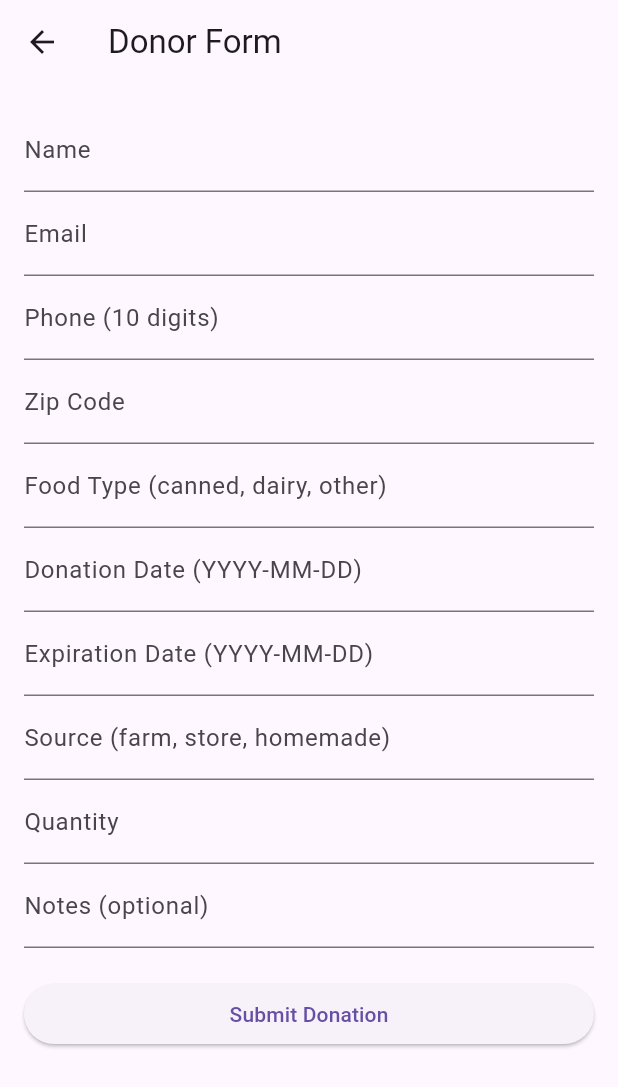
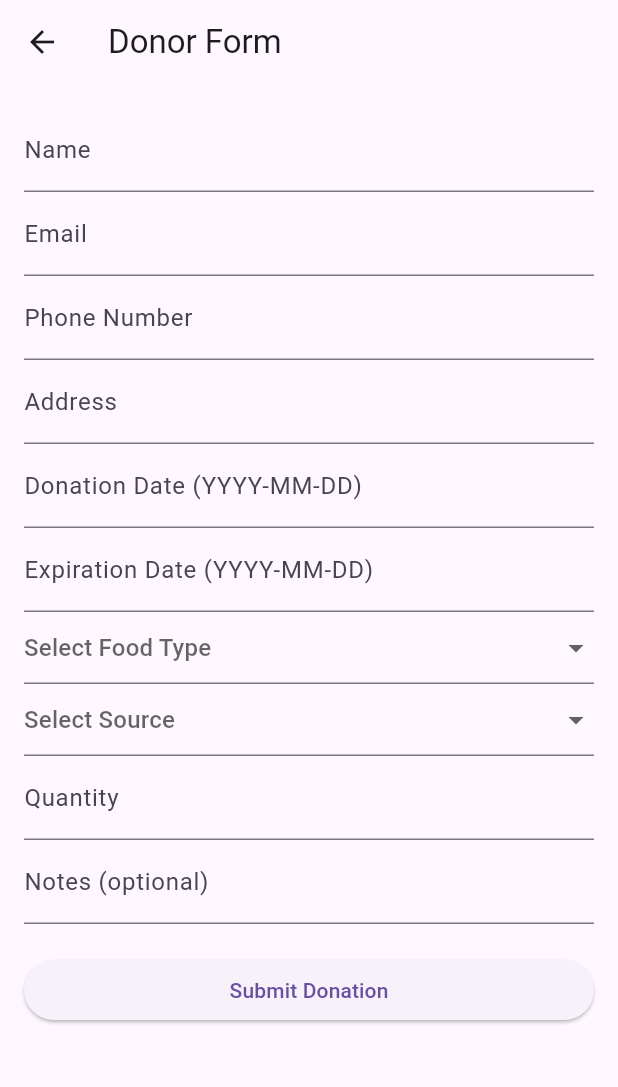
Before and after one commit to ghuy12345/leftover_food_app, a Flutter app: the screen it shows after launch, after a tap on "Donate Food", on a phone screen of 412 x 824 dp. Shown: the top 1087 px of the screen. Run offline on Flutter 3.47's test engine with Material 3 defaults, Android fonts, the phone set to English and light mode, and no system bars; our stand-ins replace cloud_firestore, firebase_auth, firebase_core, fl_chart; accounts and stored records are empty; statements that could not run were skipped.

Commit message:
updated food types

```diff
--- a/lib/screens/donor_form_screen.dart
+++ b/lib/screens/donor_form_screen.dart
@@ -11,24 +11,19 @@ class DonorFormScreen extends StatefulWidget {
   const DonorFormScreen({super.key, this.isAdmin = false});
 
   @override
-  State<DonorFormScreen> createState() => DonorFormScreenState();
+  State<DonorFormScreen> createState() => _DonorFormScreenState();
 }
 
-
-class DonorFormScreenState extends State<DonorFormScreen> {
+class _DonorFormScreenState extends State<DonorFormScreen> {
   final _formKey = GlobalKey<FormState>();
-
   final _nameController = TextEditingController();
   final _emailController = TextEditingController();
-  final _phoneController = TextEditingController();
+  final _numberController = TextEditingController();
   final _addressController = TextEditingController();
-  final _foodTypeController = TextEditingController();
   final _donationDateController = TextEditingController();
   final _expirationDateController = TextEditingController();
-  final _sourceController = TextEditingController();
   final _quantityController = TextEditingController();
   final _notesController = TextEditingController();
-
 
   String? foodType;
   String? source;
@@ -37,85 +32,118 @@ class DonorFormScreenState extends State<DonorFormScreen> {
   void dispose() {
     _nameController.dispose();
     _emailController.dispose();
-    _phoneController.dispose();
+    _numberController.dispose();
     _addressController.dispose();
-    _foodTypeController.dispose();
     _donationDateController.dispose();
     _expirationDateController.dispose();
-    _sourceController.dispose();
     _quantityController.dispose();
     _notesController.dispose();
     super.dispose();
   }
 
-
-// holy this was a pain , this is fully modified to work with the functions.dart file after many edits
-  void _submitForm() async {
-  if (_formKey.currentState!.validate()) {
-    try {
-      final donationDate = DateTime.tryParse(_donationDateController.text);
-      final expirationDate = DateTime.tryParse(_expirationDateController.text);
-      final quantity = int.tryParse(_quantityController.text);
-
-      if (donationDate == null || expirationDate == null || quantity == null) {
-        ScaffoldMessenger.of(context).showSnackBar(
-          const SnackBar(content: Text('Please enter valid date and quantity values.')),
-        );
-        return;
-      }
-
+  Future<void> _submitForm() async {
+    if (_formKey.currentState!.validate()) {
       final success = await submitDonation(
         context: context,
         name: _nameController.text.trim(),
-       email: _emailController.text.trim().toLowerCase(),
-        phone: _phoneController.text.trim(),
+        email: _emailController.text.trim().toLowerCase(),
+        phone: _numberController.text.trim(),
         address: _addressController.text.trim(),
-        foodType: _foodTypeController.text.trim(),
-        donationDate: donationDate,
-        expirationDate: expirationDate,
-        source: _sourceController.text.trim(),
-        quantity: quantity,
+        donationDate: DateTime.tryParse(_donationDateController.text.trim()) ?? DateTime.now(),
+        expirationDate: DateTime.tryParse(_expirationDateController.text.trim()) ?? DateTime.now(),
+        foodType: foodType ?? '',
+        source: source ?? '',
+        quantity: int.tryParse(_quantityController.text.trim()) ?? 0,
         notes: _notesController.text.trim(),
         isAdmin: widget.isAdmin,
       );
 
       if (success) {
-        if (!mounted) return;
-        // this is where it navigates to the confirmation screen
-        print("Success! Navigating to confirmation screen...");
-        Navigator.push(
+          _formKey.currentState!.reset();
+          Navigator.pushReplacement(
           context,
           MaterialPageRoute(builder: (context) => ConfirmationScreen()),
         );
       }
-    } catch (e) {
-      ScaffoldMessenger.of(context).showSnackBar(
-        SnackBar(content: Text('Unexpected error: $e')),
-      );
     }
   }
-}
 
   @override
   Widget build(BuildContext context) {
     return Scaffold(
-      appBar: AppBar(title: const Text('Donor Form')),
+      appBar: AppBar(
+        title: Column(
+          crossAxisAlignment: CrossAxisAlignment.start,
+          children: [
+            const Text('Donor Form'),
+            if (widget.isAdmin)
+              const Text('Admin Form', style: TextStyle(fontSize: 14, color: Colors.white70)),
+          ],
+        ),
+      ),
       body: Padding(
         padding: const EdgeInsets.all(16.0),
         child: Form(
           key: _formKey,
           child: ListView(
             children: [
-              TextFormField(controller: _nameController, decoration: const InputDecoration(labelText: 'Name')),
-              TextFormField(controller: _emailController, decoration: const InputDecoration(labelText: 'Email')),
-              TextFormField(controller: _phoneController, decoration: const InputDecoration(labelText: 'Phone (10 digits)')),
-              TextFormField(controller: _addressController, decoration: const InputDecoration(labelText: 'Zip Code')),
-              TextFormField(controller: _foodTypeController, decoration: const InputDecoration(labelText: 'Food Type (canned, dairy, other)')),
-              TextFormField(controller: _donationDateController, decoration: const InputDecoration(labelText: 'Donation Date (YYYY-MM-DD)')),
-              TextFormField(controller: _expirationDateController, decoration: const InputDecoration(labelText: 'Expiration Date (YYYY-MM-DD)')),
-              TextFormField(controller: _sourceController, decoration: const InputDecoration(labelText: 'Source (farm, store, homemade)')),
-              TextFormField(controller: _quantityController, decoration: const InputDecoration(labelText: 'Quantity')),
-              TextFormField(controller: _notesController, decoration: const InputDecoration(labelText: 'Notes (optional)')),
+              TextFormField(
+                controller: _nameController,
+                decoration: const InputDecoration(labelText: 'Name'),
+                validator: (value) => value == null || value.isEmpty ? 'Please enter name' : null,
+              ),
+              TextFormField(
+                controller: _emailController,
+                decoration: const InputDecoration(labelText: 'Email'),
+                validator: (value) => value == null || value.isEmpty ? 'Please enter email' : null,
+              ),
+              TextFormField(
+                controller: _numberController,
+                decoration: const InputDecoration(labelText: 'Phone Number'),
+                validator: (value) => value == null || value.isEmpty ? 'Please enter phone number' : null,
+              ),
+              TextFormField(
+                controller: _addressController,
+                decoration: const InputDecoration(labelText: 'Address'),
+                validator: (value) => value == null || value.isEmpty ? 'Please enter address' : null,
+              ),
+              TextFormField(
+                controller: _donationDateController,
+                decoration: const InputDecoration(labelText: 'Donation Date (YYYY-MM-DD)'),
+                validator: (value) => value == null || value.isEmpty ? 'Please enter donation date' : null,
+              ),
+              TextFormField(
+                controller: _expirationDateController,
+                decoration: const InputDecoration(labelText: 'Expiration Date (YYYY-MM-DD)'),
+                validator: (value) => value == null || value.isEmpty ? 'Please enter expiration date' : null,
+              ),
+              DropdownButtonFormField<String>(
+                value: foodType,
+                hint: const Text('Select Food Type'),
+                onChanged: (value) => setState(() => foodType = value),
+                items: ['canned', 'dairy', 'raw', 'liquid']
+                    .map((type) => DropdownMenuItem(value: type, child: Text(type)))
+                    .toList(),
+                validator: (value) => value == null ? 'Please select a food type' : null,
+              ),
+              DropdownButtonFormField<String>(
+                value: source,
+                hint: const Text('Select Source'),
+                onChanged: (value) => setState(() => source = value),
+                items: ['farm', 'store', 'homemade']
+                    .map((s) => DropdownMenuItem(value: s, child: Text(s)))
+                    .toList(),
+                validator: (value) => value == null ? 'Please select a source' : null,
+              ),
+              TextFormField(
+                controller: _quantityController,
+                decoration: const InputDecoration(labelText: 'Quantity'),
+                validator: (value) => value == null || value.isEmpty ? 'Please enter quantity' : null,
+              ),
+              TextFormField(
+                controller: _notesController,
+                decoration: const InputDecoration(labelText: 'Notes (optional)'),
+              ),
               const SizedBox(height: 20),
               ElevatedButton(
                 onPressed: _submitForm,
--- a/pubspec.yaml
+++ b/pubspec.yaml
@@ -42,6 +42,7 @@ dependencies:
   equatable: ^2.0.7
   cloud_firestore: ^5.6.9
   firebase_auth: ^5.6.2
+  fl_chart: ^0.66.0
 
 
 dev_dependencies:
```
Also changed, not shown: lib/functions.dart (+81 -50 lines), lib/screens/admin_dashboard_screen.dart (+6 -22 lines), lib/screens/analytics_tab.dart (added, +211 -0 lines), lib/screens/receiver_form_screen.dart (+47 -86 lines), pubspec.lock, 1 other file.
